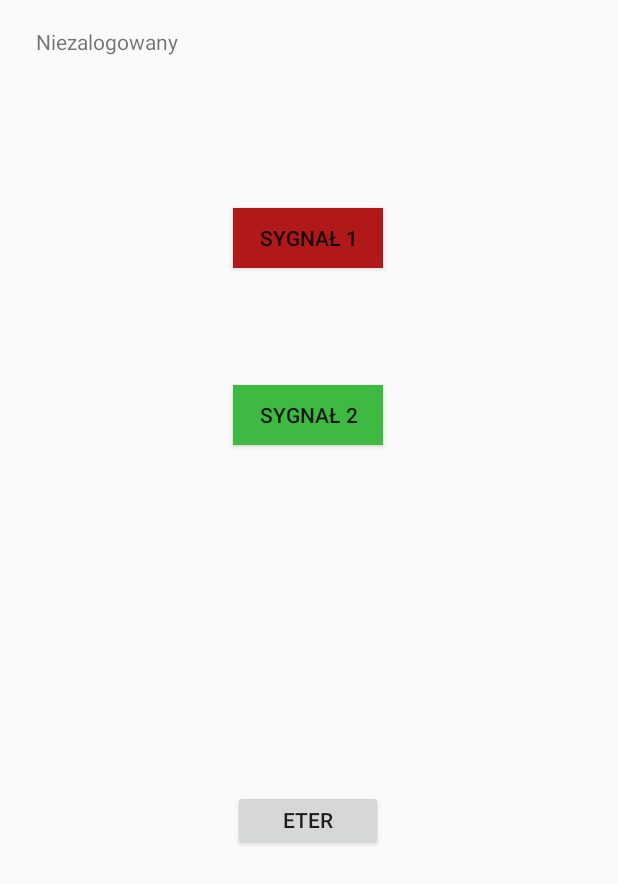
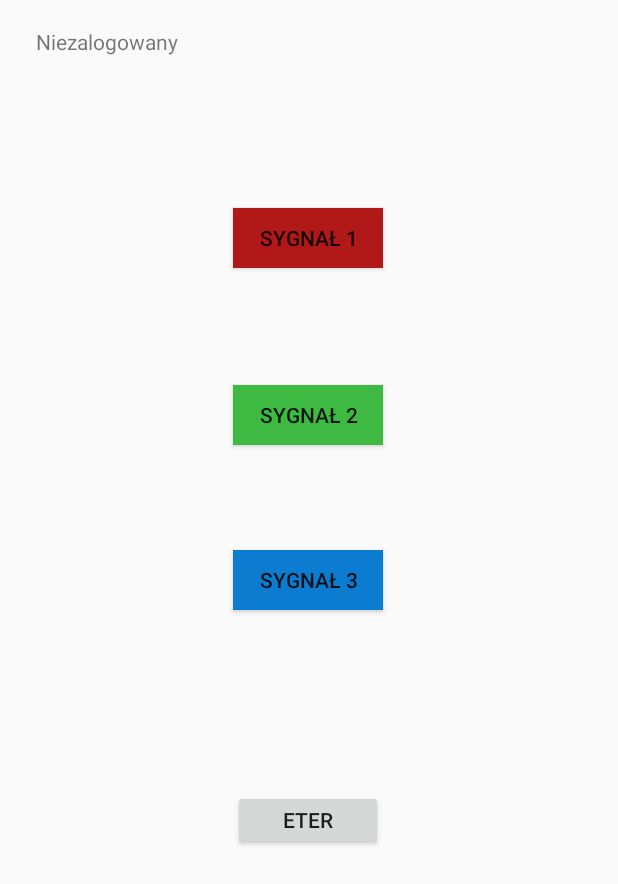
Before and after one commit to adamkus2/Guzik.3, an Android app: the screen it shows after launch (MainActivity), on a phone screen of 412 x 824 dp. Shown: the top 884 px of the screen. Run offline under Robolectric (Android 15) with nearby library versions, the phone set to English and light mode, and no system bars; our stand-ins replace Firebase (no records; nobody signed in at launch, a user with empty details on screens opened directly).

Commit message:
Sygnal 3

```diff
--- a/app/src/main/java/com/example/guzik2/MainActivity.java
+++ b/app/src/main/java/com/example/guzik2/MainActivity.java
@@ -10,23 +10,28 @@ import android.widget.Button;
 import android.widget.TextView;
 import android.widget.Toast;
 
+import com.google.android.gms.tasks.OnCanceledListener;
 import com.google.android.gms.tasks.OnCompleteListener;
 import com.google.android.gms.tasks.OnFailureListener;
 import com.google.android.gms.tasks.Task;
 import com.google.firebase.auth.AuthResult;
 import com.google.firebase.auth.FirebaseAuth;
 import com.google.firebase.auth.FirebaseAuthException;
+import com.google.firebase.auth.FirebaseUser;
 import com.google.firebase.database.DataSnapshot;
 import com.google.firebase.database.DatabaseError;
 import com.google.firebase.database.DatabaseReference;
 import com.google.firebase.database.FirebaseDatabase;
 import com.google.firebase.database.ValueEventListener;
 
+import java.util.Locale;
+
 public class MainActivity extends AppCompatActivity {
 
-    private  Button btnZielony, btnCzerwony, btnWynik;
+    private  Button btnZielony, btnCzerwony, btnWynik, btnNiebieski;
     private TextView txtV;
     private FirebaseDatabase database;
+
 
 
     @Override
@@ -37,11 +42,13 @@ public class MainActivity extends AppCompatActivity {
         btnZielony = findViewById(R.id.buttonZielony);
         btnCzerwony = findViewById(R.id.buttonCzerwony);
         btnWynik = findViewById(R.id.buttonWynik);
+        btnNiebieski = findViewById(R.id.buttonNiebieski);
         txtV = findViewById(R.id.textView);
 
         database = FirebaseDatabase.getInstance("https://guzik-2-default-rtdb.europe-west1.firebasedatabase.app/");
 
-        FirebaseAuth.getInstance().signInWithEmailAndPassword("zdzisiek@o2.pl","123456").addOnCompleteListener(new OnCompleteListener<AuthResult>() {
+
+        FirebaseAuth.getInstance().signInWithEmailAndPassword("zdzisiek@o2.pl","123456").addOnCompleteListener(this, new OnCompleteListener<AuthResult>() {
             @Override
             public void onComplete(@NonNull Task<AuthResult> task) {
                 if (task.isSuccessful()) {
@@ -51,6 +58,13 @@ public class MainActivity extends AppCompatActivity {
                 }
             }
         });
+
+        FirebaseUser currentUser = FirebaseAuth.getInstance().getCurrentUser();
+
+
+        if (currentUser != null) {
+            txtV.setText("Zalogowany jako " + database.getReference("kolor/"+FirebaseAuth.getInstance().getCurrentUser().getUid()));
+
 
         database.getReference("kolor/"+FirebaseAuth.getInstance().getCurrentUser().getUid()).addValueEventListener(new ValueEventListener() {
             @Override
@@ -77,7 +91,6 @@ public class MainActivity extends AppCompatActivity {
                 database.getReference("kolor/"+FirebaseAuth.getInstance().getCurrentUser().getUid()).setValue(new Kolor(R.color.zielony));
 
 
-
             }
         });
         btnCzerwony.setOnClickListener(new View.OnClickListener() {
@@ -87,9 +100,22 @@ public class MainActivity extends AppCompatActivity {
 
                 database.getReference("kolor/"+FirebaseAuth.getInstance().getCurrentUser().getUid()).setValue(new Kolor(R.color.czerwony));
 
-
             }
         });
+            btnNiebieski.setOnClickListener(new View.OnClickListener() {
+                @Override
+                public void onClick(View view) {
+                    //btnWynik.setBackgroundResource(R.color.niebieski);
+
+                    database.getReference("kolor/"+FirebaseAuth.getInstance().getCurrentUser().getUid()).setValue(new Kolor(R.color.niebieski));
+
+                }
+            });
+
+    } else {
+        txtV.setText("Niezalogowany");
+            FirebaseAuth.getInstance().signOut();
 
     }
+    }
 }
--- a/app/src/main/res/layout/activity_main.xml
+++ b/app/src/main/res/layout/activity_main.xml
@@ -44,6 +44,19 @@
         app:layout_constraintTop_toTopOf="parent"
         app:layout_constraintVertical_bias="0.672" />
 
+    <Button
+        android:id="@+id/buttonNiebieski"
+        android:layout_width="100dp"
+        android:layout_height="40dp"
+        android:background="#0C7CD1"
+        android:text="SYGNAŁ 3"
+        app:layout_constraintBottom_toBottomOf="parent"
+        app:layout_constraintEnd_toEndOf="parent"
+        app:layout_constraintHorizontal_bias="0.498"
+        app:layout_constraintStart_toStartOf="parent"
+        app:layout_constraintTop_toTopOf="parent"
+        app:layout_constraintVertical_bias="0.468" />
+
     <TextView
         android:id="@+id/textView"
         android:layout_width="wrap_content"
--- a/app/src/main/res/values/colors.xml
+++ b/app/src/main/res/values/colors.xml
@@ -9,4 +9,5 @@
     <color name="white">#FFFFFFFF</color>
     <color name="zielony">#3EBA43</color>
     <color name="czerwony">#B11818</color>
+    <color name="niebieski">#0C7CD1</color>
 </resources>
```
Also changed, not shown: 1 other file.
